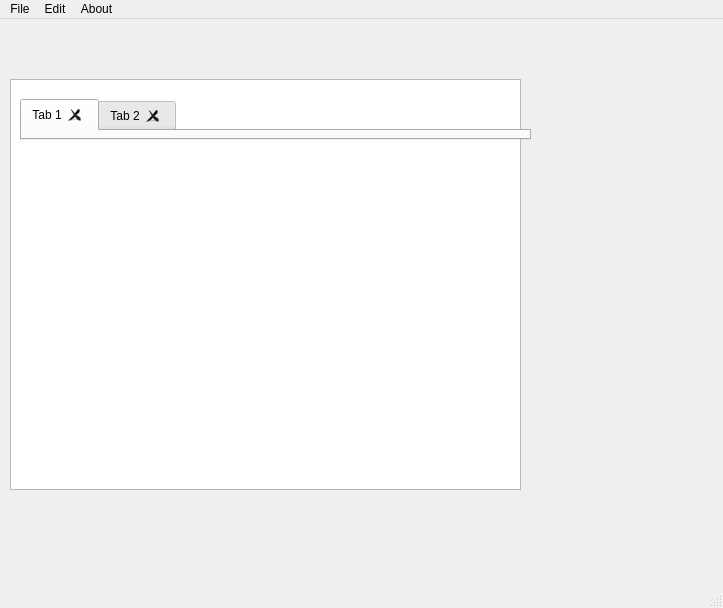
Qt form mainwindow.ui (Rohit4123/texter) before a commit.
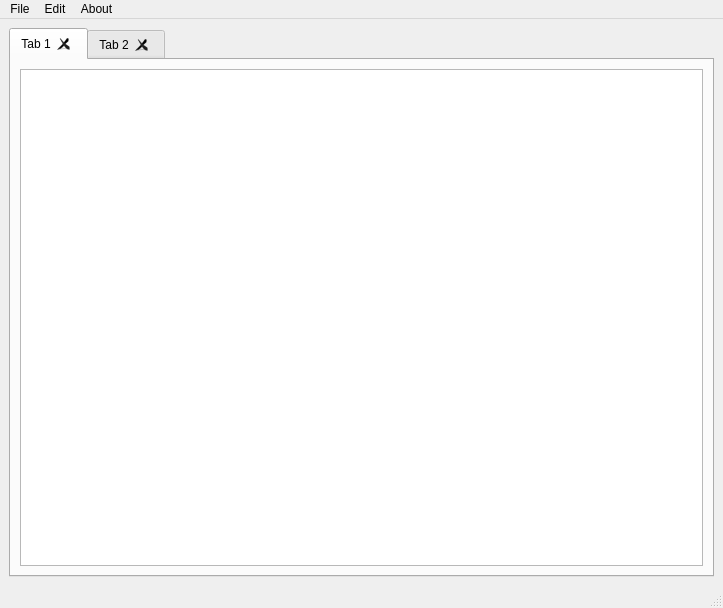
The same form after that commit. Icons and pictures are not drawn.

Commit message: fix the tab close button

Diff of the .ui file:
```diff
--- a/mainwindow.ui
+++ b/mainwindow.ui
@@ -14,28 +14,15 @@
    <string>MainWindow</string>
   </property>
   <widget class="QWidget" name="centralwidget">
-   <widget class="QTextEdit" name="textEdit">
-    <property name="geometry">
-     <rect>
-      <x>10</x>
-      <y>60</y>
-      <width>511</width>
-      <height>411</height>
-     </rect>
-    </property>
-   </widget>
+   <layout class="QGridLayout" name="gridLayout">
+    <item row="0" column="0">
    <widget class="QTabWidget" name="tabWidget">
-    <property name="geometry">
-     <rect>
-      <x>20</x>
-      <y>80</y>
-      <width>511</width>
-      <height>41</height>
-     </rect>
-    </property>
     <property name="currentIndex">
      <number>0</number>
     </property>
+      <property name="usesScrollButtons">
+       <bool>true</bool>
+      </property>
     <property name="tabsClosable">
      <bool>true</bool>
     </property>
@@ -43,13 +30,25 @@
      <attribute name="title">
       <string>Tab 1</string>
      </attribute>
+       <layout class="QHBoxLayout" name="horizontalLayout">
+        <item>
+         <widget class="QTextEdit" name="textEdit"/>
+        </item>
+       </layout>
     </widget>
     <widget class="QWidget" name="tab_2">
      <attribute name="title">
       <string>Tab 2</string>
      </attribute>
-    </widget>
-   </widget>
+       <layout class="QHBoxLayout" name="horizontalLayout_2">
+        <item>
+         <widget class="QTextBrowser" name="textBrowser"/>
+        </item>
+       </layout>
+      </widget>
+     </widget>
+    </item>
+   </layout>
   </widget>
   <widget class="QMenuBar" name="menubar">
    <property name="geometry">
```
Lines whose indentation alone changed are shown as unchanged. The commit also changes 1 other file.
